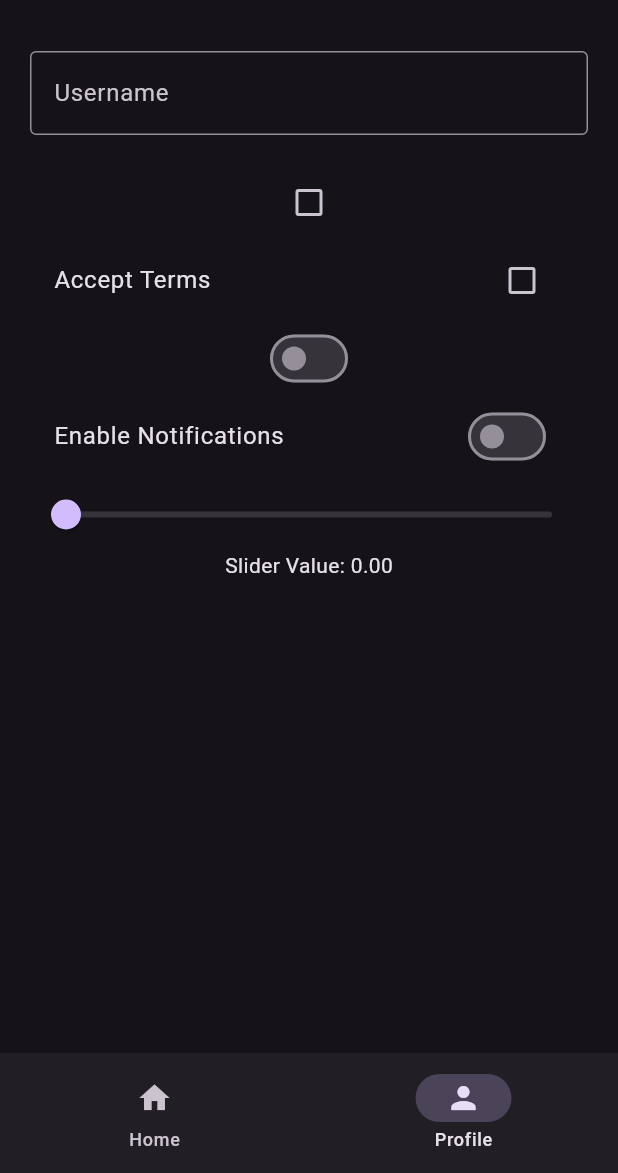
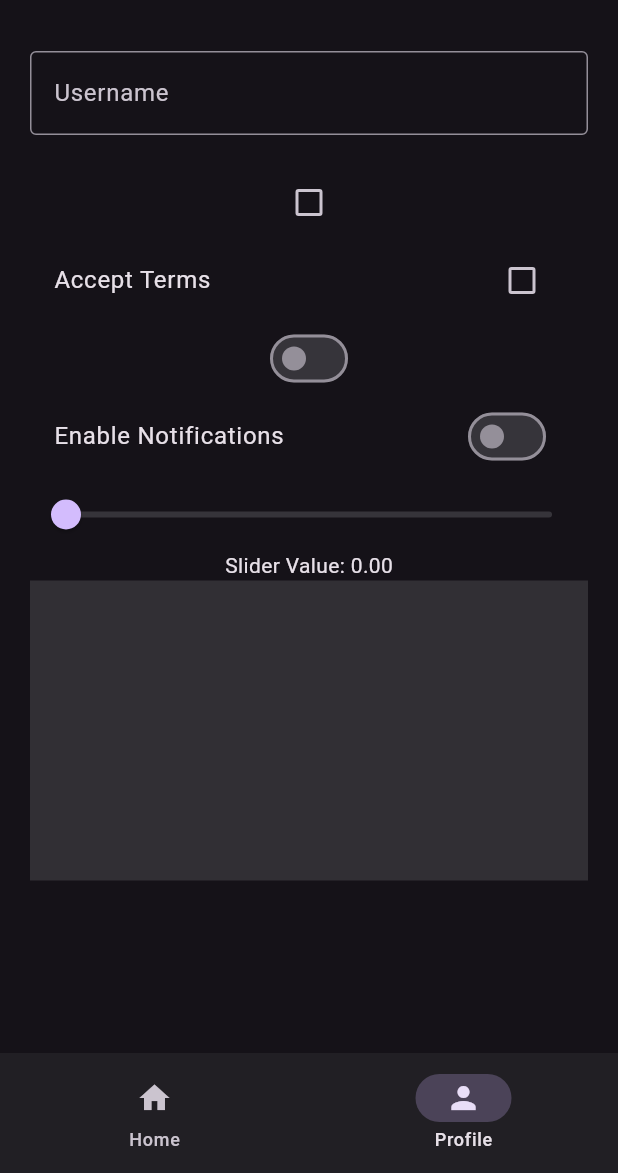
Before and after one commit to DCT-Berinyuy/Learn_Flutter_Dev, a Flutter app: the screen it shows after launch, item 2 of the bottom bar chosen, on a phone screen of 412 x 824 dp, the part 63-1236 px from its top. Run offline on Flutter 3.47's test engine with Material 3 defaults, Android fonts, the phone set to English and light mode, and no system bars.

```diff
--- a/lib/views/pages/profile_page.dart
+++ b/lib/views/pages/profile_page.dart
@@ -14,7 +14,8 @@ class _ProfilePageState extends State<ProfilePage> {
   double sliderValue = 0.0;
   @override
   Widget build(BuildContext context) {
-    return Padding(
+    return SingleChildScrollView(
+      child: Padding(
         padding: const EdgeInsets.all(20.0),
         child: Column(
           children: [
@@ -64,13 +65,25 @@ class _ProfilePageState extends State<ProfilePage> {
                 });
               },
             ),
-          Slider(value: sliderValue, onChanged: (double value) {
+            Slider.adaptive(value: sliderValue, onChanged: (double value) {
               setState(() {
                 sliderValue = value;
               });
             }),
             Text('Slider Value: ${sliderValue.toStringAsFixed(2)}'),
+            InkWell(
+              splashColor: Colors.purpleAccent,
+              onTap: () {
+                print('Image Tapped');
+              },
+              child: Container(
+                height: 200,
+                width: double.infinity,
+                color: Colors.white12,
+              )
+            ),
           ],
+        ),
       ),
     );
   }
```
Also changed, not shown: 1 other file. Lines whose indentation alone changed are shown as unchanged.
